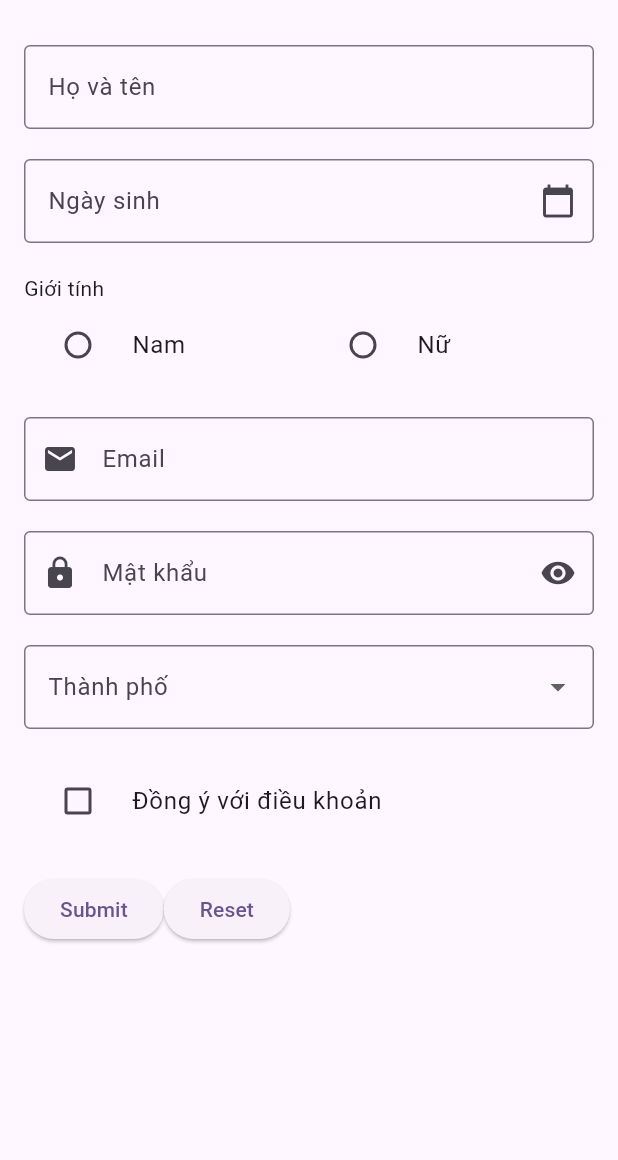
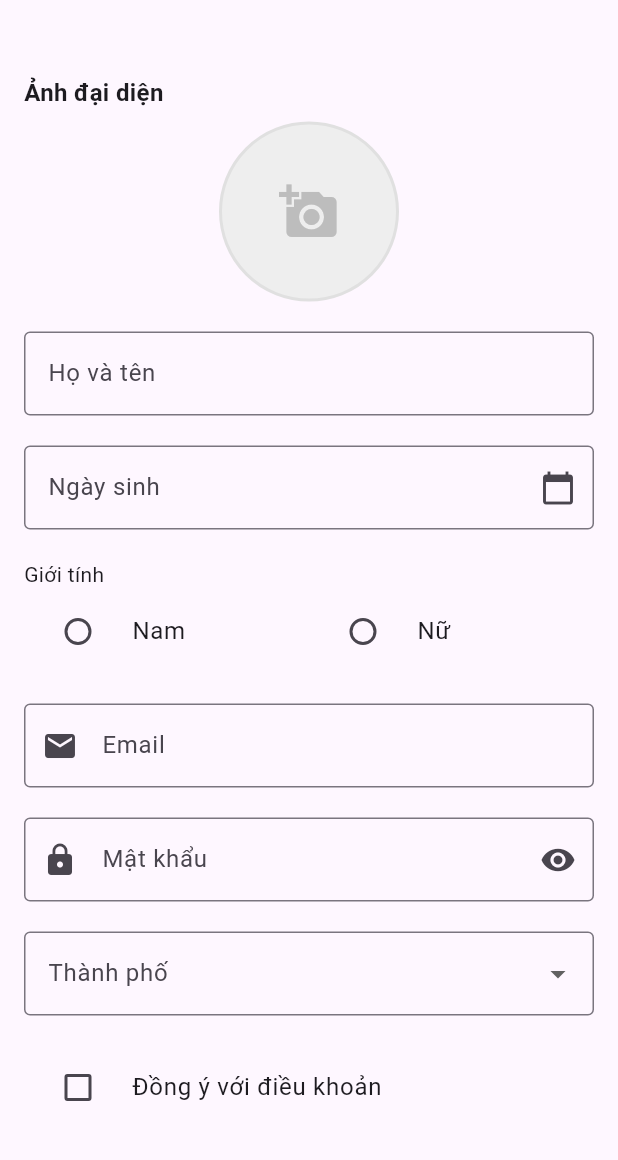
Before and after one commit to TrungKien2714/dart_tutorial, a Flutter app: the screen it shows after launch, on a phone screen of 412 x 824 dp, the part 63-1223 px from its top. Run offline on Flutter 3.47's test engine with Material 3 defaults, Android fonts, the phone set to English and light mode, and no system bars; our stand-ins replace image_picker.

Commit message:
Feat: Image Picker

```diff
--- /dev/null
+++ b/app_01/lib/form/ImagePicker.dart
@@ -0,0 +1,375 @@
+import 'dart:io';
+
+import 'package:flutter/material.dart';
+import 'package:image_picker/image_picker.dart';
+import 'package:intl/intl.dart';
+
+class Imagepicker extends StatefulWidget {
+  @override
+  State<StatefulWidget> createState() => _ImagepickerState();
+}
+
+class _ImagepickerState extends State<Imagepicker> {
+  final _formKey = GlobalKey<FormState>();
+  String? _name;
+  final _fullnameController = TextEditingController();
+  final _emailController = TextEditingController();
+  final _passwordController = TextEditingController();
+  final _dobController = TextEditingController();
+  bool _isObscure = true;
+  final List<String> _cities = ['Hà Nội', 'Hồ Chí Minh', 'Đà Nẵng', 'Cần Thơ'];
+  String? _selectedCity;
+  String? _gender;
+  bool _isAgreed = false;
+  DateTime? dob;
+  File? _image;
+  final ImagePicker _picker = ImagePicker();
+
+  @override
+  Widget build(BuildContext context) {
+    return Scaffold(
+      appBar: AppBar(title: Text('Form Basic Demo')),
+      body: Padding(
+        padding: EdgeInsets.all(16.0),
+        child: Form(
+          key: _formKey,
+          child: SingleChildScrollView(
+            child: Column(
+              children: [
+                SizedBox(height: 20),
+                FormField<File>(
+                  validator: (value) {
+                    if (value == null) {
+                      return 'Vui lòng chọn ảnh đại diện';
+                    }
+                    return null;
+                  },
+                  builder: (FormFieldState<File> state) {
+                    return Column(
+                      crossAxisAlignment: CrossAxisAlignment.start,
+                      children: [
+                        Text(
+                          'Ảnh đại diện',
+                          style: TextStyle(
+                            fontWeight: FontWeight.bold,
+                            fontSize: 16,
+                          ),
+                        ),
+                        SizedBox(height: 8),
+                        Center(
+                          child: GestureDetector(
+                            onTap: () async {
+                              final XFile? image = await showDialog(
+                                context: context,
+                                builder: (context) => AlertDialog(
+                                  title: Text('Chọn nguồn'),
+                                  content: Column(
+                                    mainAxisSize: MainAxisSize.min,
+                                    children: [
+                                      ListTile(
+                                        leading: Icon(Icons.photo_library),
+                                        title: Text('Thư viện'),
+                                        onTap: () async {
+                                          Navigator.pop(
+                                            context,
+                                            await _picker.pickImage(
+                                              source: ImageSource.gallery,
+                                            ),
+                                          );
+                                        },
+                                      ),
+                                      ListTile(
+                                        leading: Icon(Icons.camera_alt),
+                                        title: Text('Máy ảnh'),
+                                        onTap: () async {
+                                          Navigator.pop(
+                                            context,
+                                            await _picker.pickImage(
+                                              source: ImageSource.camera,
+                                            ),
+                                          );
+                                        },
+                                      ),
+                                    ],
+                                  ),
+                                ),
+                              );
+
+                              if (image != null) {
+                                setState(() {
+                                  _image = File(image.path);
+                                  state.didChange(_image);
+                                });
+                              }
+                            },
+                            child: Container(
+                              width: 120,
+                              height: 120,
+                              decoration: BoxDecoration(
+                                color: Colors.grey.shade200,
+                                borderRadius: BorderRadius.circular(60),
+                                border: Border.all(
+                                  color: state.hasError
+                                      ? Colors.red
+                                      : Colors.grey.shade300,
+                                  width: 2,
+                                ),
+                              ),
+                              child: _image != null
+                                  ? ClipRRect(
+                                      borderRadius: BorderRadius.circular(60),
+                                      child: Image.file(
+                                        _image!,
+                                        width: 120,
+                                        height: 120,
+                                        fit: BoxFit.cover,
+                                      ),
+                                    )
+                                  : Icon(
+                                      Icons.add_a_photo,
+                                      size: 40,
+                                      color: Colors.grey.shade400,
+                                    ),
+                            ),
+                          ),
+                        ),
+                        if (state.hasError)
+                          Center(
+                            child: Padding(
+                              padding: EdgeInsets.only(top: 8),
+                              child: Text(
+                                state.errorText!,
+                                style: TextStyle(
+                                  color: Colors.red,
+                                  fontSize: 12,
+                                ),
+                              ),
+                            ),
+                          ),
+                      ],
+                    );
+                  },
+                ),
+                SizedBox(height: 20),
+
+                //TextFormField  là phiên bản mở rộng của TextField
+                //Validator: kiểm tra tính hợp lệ của dữ liệu nhập vào
+                //Controller cho phép truy cập và điều khiển dữ liệu nhập vào
+                //obscureText: ẩn văn bản nhập vào (thường dùng cho mật khẩu)
+                //AutoValidateMode: điều khiển thời điểm validation được kích hoạt
+                TextFormField(
+                  controller: _fullnameController,
+                  decoration: InputDecoration(
+                    labelText: "Họ và tên",
+                    hintText: "Nhập họ và tên của bạn",
+                    border: OutlineInputBorder(),
+                  ),
+                  onSaved: (newValue) => _name = newValue,
+                  validator: (value) {
+                    if (value == null || value.isEmpty) {
+                      return "Vui lòng nhập họ và tên";
+                    }
+                    return null;
+                  },
+                ),
+                SizedBox(height: 20),
+                TextFormField(
+                  controller: _dobController,
+                  decoration: InputDecoration(
+                    labelText: 'Ngày sinh',
+                    hintText: 'Chọn ngày sinh của bạn',
+                    border: OutlineInputBorder(),
+                    suffixIcon: Icon(Icons.calendar_today),
+                  ),
+                  readOnly: true,
+                  onTap: () async {
+                    DateTime? pickDate = await showDatePicker(
+                      context: context,
+                      initialDate: DateTime.now(),
+                      firstDate: DateTime(1900),
+                      lastDate: DateTime.now(),
+                    );
+                    if (pickDate != null) {
+                      dob = pickDate;
+                      _dobController.text = DateFormat(
+                        'dd/MM/yyyy',
+                      ).format(pickDate);
+                    }
+                  },
+                ),
+                SizedBox(height: 20),
+                FormField<String>(
+                  validator: (value) {
+                    if (value == null || value.isEmpty) {
+                      return "Vui lòng chọn giới tính";
+                    }
+                    return null;
+                  },
+                  initialValue: _gender,
+                  builder: (FormFieldState<String> state) {
+                    return Column(
+                      crossAxisAlignment: CrossAxisAlignment.start,
+                      children: [
+                        Text("Giới tính"),
+                        Row(
+                          children: [
+                            Expanded(
+                              child: RadioListTile<String>(
+                                title: Text("Nam"),
+                                value: 'male',
+                                groupValue: _gender,
+                                onChanged: (value) {
+                                  setState(() {
+                                    _gender = value;
+                                    state.didChange(value);
+                                  });
+                                },
+                              ),
+                            ),
+                            Expanded(
+                              child: RadioListTile<String>(
+                                title: Text("Nữ"),
+                                value: 'female',
+                                groupValue: _gender,
+                                onChanged: (value) {
+                                  setState(() {
+                                    _gender = value;
+                                    state.didChange(value);
+                                  });
+                                },
+                              ),
+                            ),
+                          ],
+                        ),
+                        if (state.hasError)
+                          Padding(
+                            padding: EdgeInsets.only(left: 12),
+                            child: Text(
+                              state.errorText!,
+                              style: TextStyle(color: Colors.red, fontSize: 12),
+                            ),
+                          ),
+                      ],
+                    );
+                  },
+                ),
+                SizedBox(height: 20),
+
+                TextFormField(
+                  controller: _emailController,
+                  decoration: InputDecoration(
+                    labelText: "Email",
+                    hintText: "example@gmail.com",
+                    prefixIcon: Icon(Icons.email),
+                    border: OutlineInputBorder(),
+                  ),
+                  keyboardType: TextInputType.emailAddress,
+                  validator: (value) {
+                    if (value == null || value.isEmpty) {
+                      return "Vui lòng nhập email";
+                    }
+                    if (!RegExp(
+                      r'^[\w-\.]+@([\w-]+\.)+[\w-]{2,4}$',
+                    ).hasMatch(value)) {
+                      return "Vui lòng nhập email hợp lệ";
+                    }
+                    return null;
+                  },
+                ),
+                SizedBox(height: 20),
+                TextFormField(
+                  controller: _passwordController,
+                  decoration: InputDecoration(
+                    labelText: "Mật khẩu",
+                    hintText: "Nhập mật khẩu của bạn",
+                    prefixIcon: Icon(Icons.lock),
+                    border: OutlineInputBorder(),
+                    suffixIcon: IconButton(
+                      icon: Icon(
+                        _isObscure ? Icons.visibility : Icons.visibility_off,
+                      ),
+                      onPressed: () {
+                        setState(() {
+                          _isObscure = !_isObscure;
+                        });
+                      },
+                    ),
+                  ),
+                  obscureText: _isObscure,
+                  validator: (value) {
+                    if (value == null || value.isEmpty) {
+                      return "Vui lòng nhập mật khẩu";
+                    }
+                    if (value.length < 6) {
+                      return "Mật khẩu phải có ít nhất 6 ký tự";
+                    }
+                    return null;
+                  },
+                ),
+                SizedBox(height: 20),
+                DropdownButtonFormField(
+                  decoration: InputDecoration(
+                    labelText: "Thành phố",
+                    border: OutlineInputBorder(),
+                  ),
+                  items: _cities.map((city) {
+                    return DropdownMenuItem(child: Text(city), value: city);
+                  }).toList(),
+                  onChanged: (value) {
+                    setState(() {
+                      _selectedCity = value;
+                    });
+                  },
+                  validator: (value) {
+                    if (value == null) {
+                      return "Vui lòng chọn thành phố";
+                    }
+                    return null;
+                  },
+                ),
+
+                SizedBox(height: 20),
+                CheckboxListTile(
+                  title: Text('Đồng ý với điều khoản'),
+                  value: _isAgreed,
+                  onChanged: (value) {
+                    setState(() {
+                      _isAgreed = value!;
+                      print('Đồng ý: $_isAgreed');
+                    });
+                  },
+                  controlAffinity: ListTileControlAffinity.leading,
+                ),
+                SizedBox(height: 20),
+                Row(
+                  children: [
+                    ElevatedButton(
+                      onPressed: () {
+                        if (_formKey.currentState!.validate()) {
+                          _formKey.currentState!.save();
+                          ScaffoldMessenger.of(context).showSnackBar(
+                            SnackBar(content: Text("Xin chao $_name")),
+                          );
+                        }
+                      },
+                      child: Text("Submit"),
+                    ),
+                    ElevatedButton(
+                      onPressed: () {
+                        _formKey.currentState!.reset();
+                        setState(() {
+                          _name = null;
+                        });
+                      },
+                      child: Text("Reset"),
+                    ),
+                  ],
+                ),
+              ],
+            ),
+          ),
+        ),
+      ),
+    );
+  }
+}
--- a/app_01/lib/main.dart
+++ b/app_01/lib/main.dart
@@ -16,6 +16,7 @@ import 'form/RadioListTile.dart';
 import 'form/CheckBoxListTile.dart';
 import 'form/DatePicker.dart';
 import 'form/ScrollView.dart';
+import 'form/ImagePicker.dart';
 
 void main() {
   runApp(const MyApp());
@@ -48,7 +49,7 @@ class MyApp extends StatelessWidget {
         // tested with just a hot reload.
         colorScheme: ColorScheme.fromSeed(seedColor: Colors.deepPurple),
       ),
-      home: Scrollview(),
+      home: Imagepicker(),
     );
   }
 }
--- a/app_01/pubspec.yaml
+++ b/app_01/pubspec.yaml
@@ -38,6 +38,7 @@ dependencies:
   sqflite: ^2.3.0
   path: ^1.9.1
   intl: ^0.20.2
+  image_picker: ^1.2.1
 
 dev_dependencies:
   flutter_test:
```
Also changed, not shown: app_01/pubspec.lock, 6 other files.
